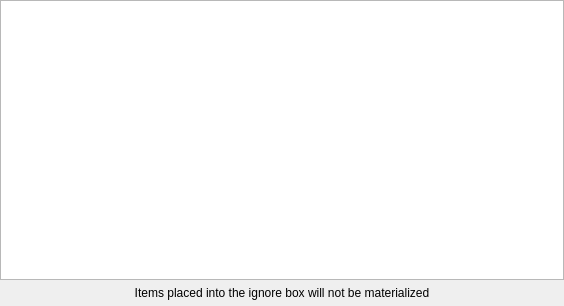
Qt form qt/ui/ignore_box.ui (hsoft/musicguru) before a commit.
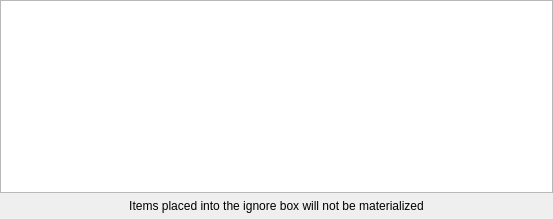
The same form after that commit.

Commit message: Implemented auto-placement of the locations panel and ignore box as well as other minor panel adjustments.

What changed in the file:
```diff
--- a/qt/ui/ignore_box.ui
+++ b/qt/ui/ignore_box.ui
@@ -6,8 +6,8 @@
    <rect>
     <x>0</x>
     <y>0</y>
-    <width>564</width>
-    <height>306</height>
+    <width>553</width>
+    <height>219</height>
    </rect>
   </property>
   <property name="windowTitle">
```
The commit also changes 5 other files.
